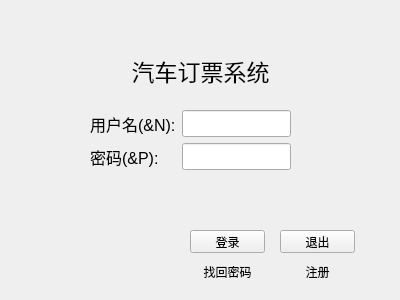
This is Client/Dingpiao/dingpiaoxitong/denglu.ui in ticketgroup/qichedinggpiao as Qt 5 draws it before an edit. The edited form follows.
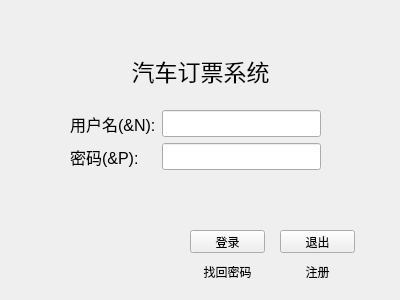
This is the edited form.

```diff
--- a/Client/Dingpiao/dingpiaoxitong/denglu.ui
+++ b/Client/Dingpiao/dingpiaoxitong/denglu.ui
@@ -33,10 +33,10 @@
   <widget class="QWidget" name="formLayoutWidget">
    <property name="geometry">
     <rect>
-     <x>90</x>
+     <x>70</x>
      <y>110</y>
-     <width>201</width>
-     <height>67</height>
+     <width>251</width>
+     <height>61</height>
     </rect>
    </property>
    <property name="font">
@@ -67,6 +67,9 @@
         <pointsize>12</pointsize>
        </font>
       </property>
+      <property name="text">
+       <string/>
+      </property>
       <property name="clearButtonEnabled">
        <bool>false</bool>
       </property>
```
